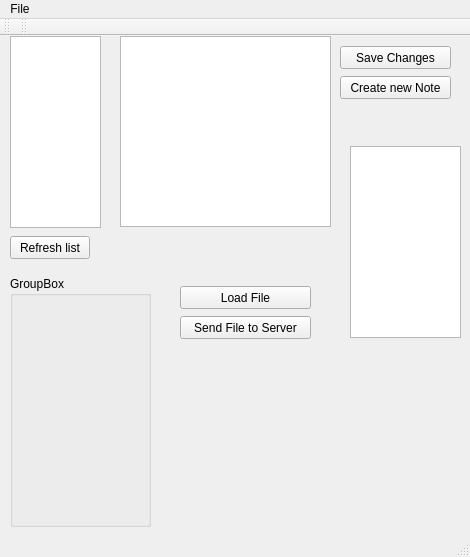
Old version of the form mainwindow.ui in the repository Aaltis/Note-File-Client.
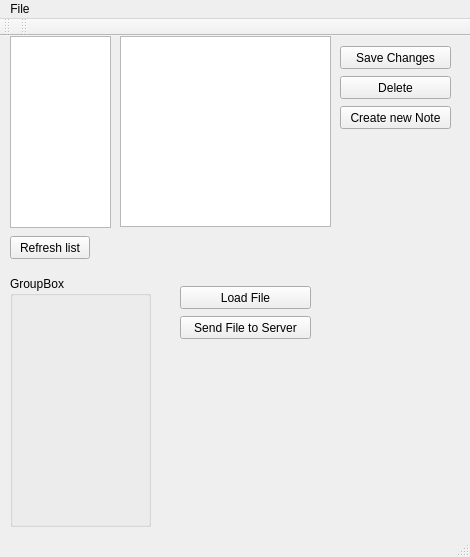
New version of the form.

Patch:
```diff
--- a/mainwindow.ui
+++ b/mainwindow.ui
@@ -70,7 +70,7 @@
     <property name="geometry">
      <rect>
       <x>340</x>
-      <y>40</y>
+      <y>70</y>
       <width>111</width>
       <height>23</height>
      </rect>
@@ -89,16 +89,6 @@
      </rect>
     </property>
    </widget>
-   <widget class="QListWidget" name="listWidgetNotes">
-    <property name="geometry">
-     <rect>
-      <x>10</x>
-      <y>0</y>
-      <width>91</width>
-      <height>192</height>
-     </rect>
-    </property>
-   </widget>
    <widget class="QPushButton" name="btnSaveChanges">
     <property name="geometry">
      <rect>
@@ -115,13 +105,26 @@
    <widget class="QTableWidget" name="tableWidgetNotes">
     <property name="geometry">
      <rect>
-      <x>350</x>
-      <y>110</y>
-      <width>111</width>
+      <x>10</x>
+      <y>0</y>
+      <width>101</width>
       <height>192</height>
      </rect>
     </property>
    </widget>
+   <widget class="QPushButton" name="btnDeleteNote">
+    <property name="geometry">
+     <rect>
+      <x>340</x>
+      <y>40</y>
+      <width>111</width>
+      <height>23</height>
+     </rect>
+    </property>
+    <property name="text">
+     <string>Delete</string>
+    </property>
+   </widget>
   </widget>
   <widget class="QMenuBar" name="menuBar">
    <property name="geometry">
```
